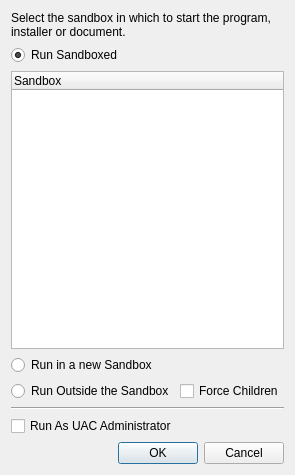
This is SandboxiePlus/SandMan/Forms/SelectBoxWindow.ui in sandboxie-plus/Sandboxie as Qt 5 draws it before an edit. The edited form follows.
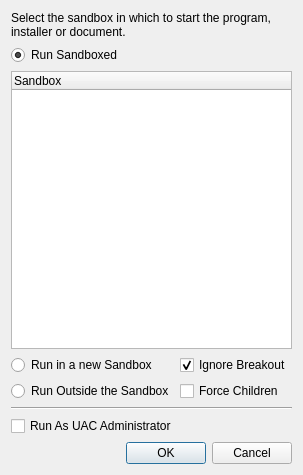
This is the edited form.

Commit message: Add 'Ignore Breakout' launch option

The edit to the form file:
```diff
--- a/SandboxiePlus/SandMan/Forms/SelectBoxWindow.ui
+++ b/SandboxiePlus/SandMan/Forms/SelectBoxWindow.ui
@@ -61,7 +61,7 @@
      </column>
     </widget>
    </item>
-   <item row="4" column="0" colspan="2">
+    <item row="4" column="0">
     <widget class="QRadioButton" name="radBoxedNew">
      <property name="text">
       <string>Run in a new Sandbox</string>
@@ -71,6 +71,19 @@
      </property>
     </widget>
    </item>
+    <item row="4" column="1">
+     <widget class="QCheckBox" name="chkIgnoreBreakout">
+      <property name="toolTip">
+        <string>Ignore Breakout* rules for this launch and keep the process sandboxed.</string>
+      </property>
+      <property name="text">
+        <string>Ignore Breakout</string>
+      </property>
+      <property name="checked">
+       <bool>true</bool>
+      </property>
+     </widget>
+    </item>
    <item row="7" column="0" colspan="2">
     <widget class="Line" name="line">
      <property name="orientation">
```
Left out of the diff: 1 changed line with no effect on the pictures. The commit also changes 10 other files.
